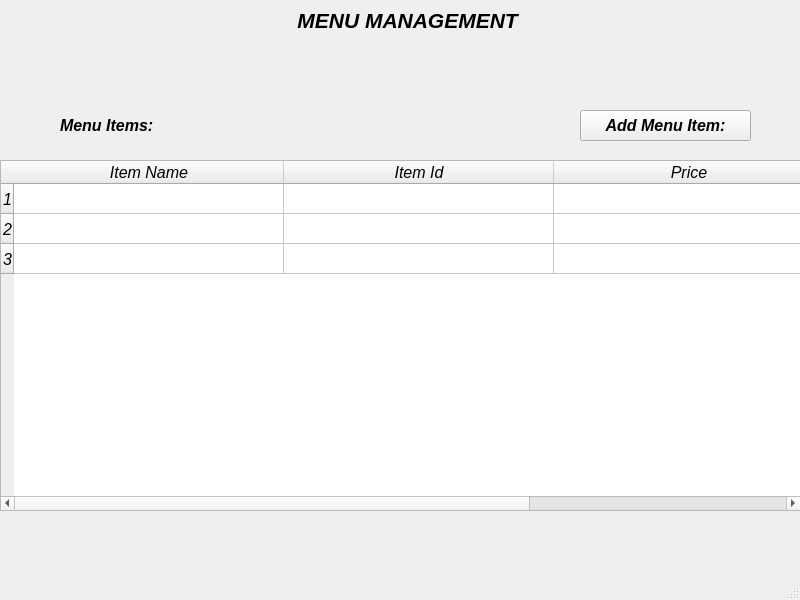
First picture: the form in RMS_qt/menu.ui, repository dev-pratik02/RMS, before the edit.
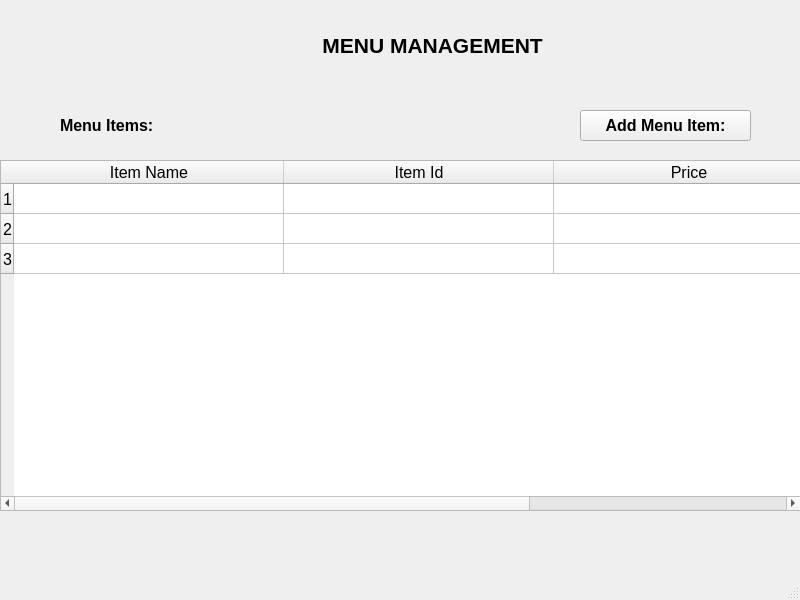
Second picture: the form after the edit.

Diff of the .ui file:
```diff
--- a/RMS_qt/menu.ui
+++ b/RMS_qt/menu.ui
@@ -23,16 +23,17 @@
    <widget class="QLabel" name="MENUMANAGEMENT">
     <property name="geometry">
      <rect>
-      <x>260</x>
-      <y>0</y>
-      <width>301</width>
-      <height>41</height>
+      <x>300</x>
+      <y>20</y>
+      <width>271</width>
+      <height>51</height>
      </rect>
     </property>
     <property name="font">
      <font>
+      <family>Arial</family>
       <pointsize>16</pointsize>
-      <italic>true</italic>
+      <italic>false</italic>
       <bold>true</bold>
      </font>
     </property>
@@ -55,7 +56,7 @@
     <property name="font">
      <font>
       <pointsize>12</pointsize>
-      <italic>true</italic>
+      <italic>false</italic>
       <bold>true</bold>
      </font>
     </property>
@@ -75,7 +76,7 @@
     <property name="font">
      <font>
       <pointsize>12</pointsize>
-      <italic>true</italic>
+      <italic>false</italic>
       <bold>true</bold>
      </font>
     </property>
@@ -92,6 +93,13 @@
       <height>351</height>
      </rect>
     </property>
+    <property name="font">
+     <font>
+      <family>Arial</family>
+      <pointsize>12</pointsize>
+      <italic>false</italic>
+     </font>
+    </property>
     <property name="rowCount">
      <number>3</number>
     </property>
@@ -108,11 +116,24 @@
      <property name="text">
       <string>Item Name</string>
      </property>
+     <property name="font">
+      <font>
+       <family>Arial</family>
+       <italic>false</italic>
+       <kerning>false</kerning>
+      </font>
+     </property>
     </column>
     <column>
      <property name="text">
       <string>Item Id</string>
      </property>
+     <property name="font">
+      <font>
+       <family>Arial</family>
+       <kerning>false</kerning>
+      </font>
+     </property>
     </column>
     <column>
      <property name="text">
```
Left out of the diff: 2 changed lines with no effect on the pictures.
